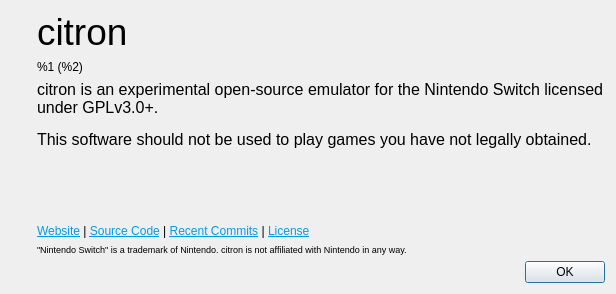
Before: the Qt Designer form src/citron/aboutdialog.ui in citron-neo/emulator, drawn with Qt 5.
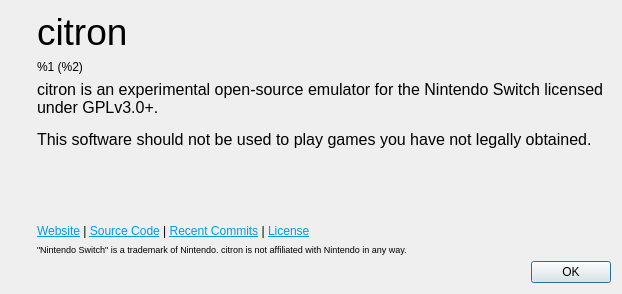
After: the same form once the commit is applied. Icons and pictures are not drawn.

Commit message:
update/recent-commits-link
New link because of new site, so adjusted accordingly.

The edit to the form file:
```diff
--- a/src/citron/aboutdialog.ui
+++ b/src/citron/aboutdialog.ui
@@ -6,7 +6,7 @@
    <rect>
     <x>0</x>
     <y>0</y>
-    <width>616</width>
+    <width>622</width>
     <height>294</height>
    </rect>
   </property>
@@ -127,7 +127,7 @@
        <item>
         <widget class="QLabel" name="labelLinks">
          <property name="text">
-          <string>&lt;html&gt;&lt;head/&gt;&lt;body&gt;&lt;p&gt;&lt;a href=&quot;https://citron-emu.org/&quot;&gt;&lt;span style=&quot; text-decoration: underline; color:#039be5;&quot;&gt;Website&lt;/span&gt;&lt;/a&gt; | &lt;a href=&quot;https://git.citron-emu.org/citron/emulator&quot;&gt;&lt;span style=&quot; text-decoration: underline; color:#039be5;&quot;&gt;Source Code&lt;/span&gt;&lt;/a&gt; | &lt;a href=&quot;https://git.citron-emu.org/citron/emulator/-/commits/main&quot;&gt;&lt;span style=&quot; text-decoration: underline; color:#039be5;&quot;&gt;Recent Commits&lt;/span&gt;&lt;/a&gt; | &lt;a href=&quot;https://git.citron-emu.org/citron/emulator/-/blob/main/LICENSE&quot;&gt;&lt;span style=&quot; text-decoration: underline; color:#039be5;&quot;&gt;License&lt;/span&gt;&lt;/a&gt;&lt;/p&gt;&lt;/body&gt;&lt;/html&gt;</string>
+          <string>&lt;html&gt;&lt;head/&gt;&lt;body&gt;&lt;p&gt;&lt;a href=&quot;https://citron-emu.org/&quot;&gt;&lt;span style=&quot; text-decoration: underline; color:#039be5;&quot;&gt;Website&lt;/span&gt;&lt;/a&gt; | &lt;a href=&quot;https://git.citron-emu.org/citron/emulator&quot;&gt;&lt;span style=&quot; text-decoration: underline; color:#039be5;&quot;&gt;Source Code&lt;/span&gt;&lt;/a&gt; | &lt;a href=&quot;https://git.citron-emu.org/Citron/Emulator/commits/branch/main&quot;&gt;&lt;span style=&quot; text-decoration: underline; color:#039be5;&quot;&gt;Recent Commits&lt;/span&gt;&lt;/a&gt; | &lt;a href=&quot;https://git.citron-emu.org/citron/emulator/-/blob/main/LICENSE&quot;&gt;&lt;span style=&quot; text-decoration: underline; color:#039be5;&quot;&gt;License&lt;/span&gt;&lt;/a&gt;&lt;/p&gt;&lt;/body&gt;&lt;/html&gt;</string>
          </property>
          <property name="openExternalLinks">
           <bool>true</bool>
```
Left out of the diff: 20 changed lines with no effect on the pictures.
